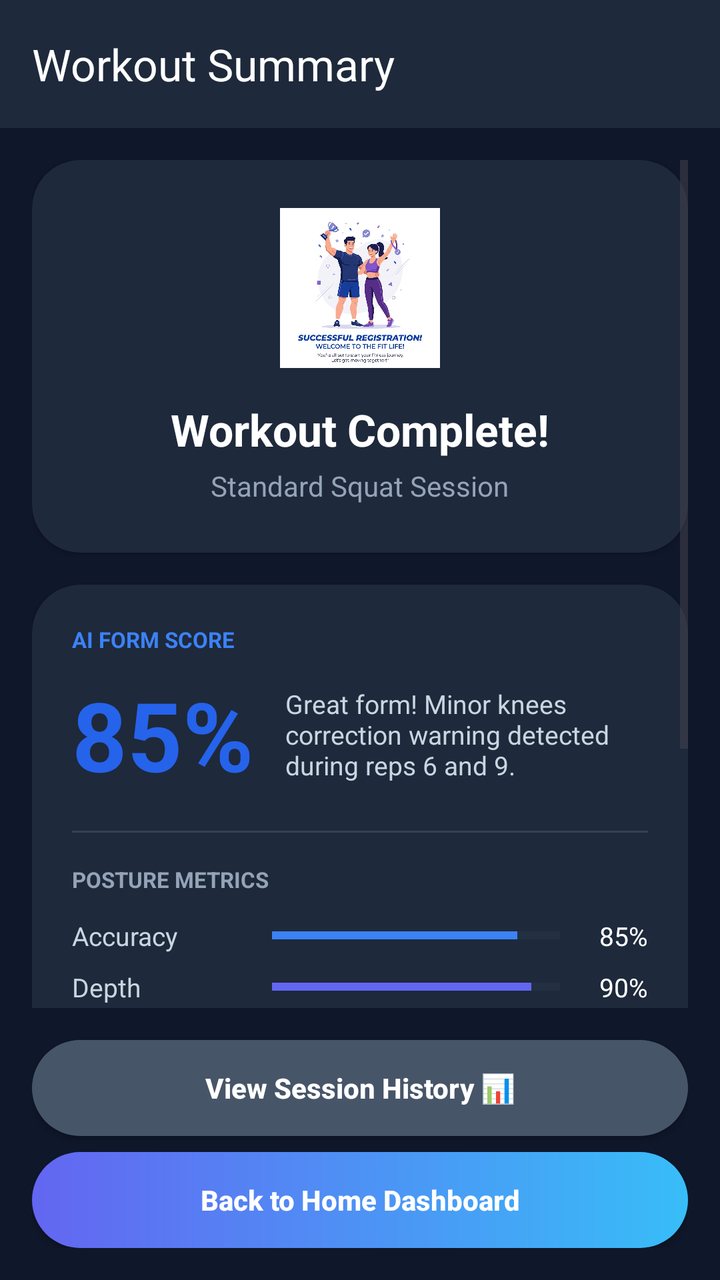
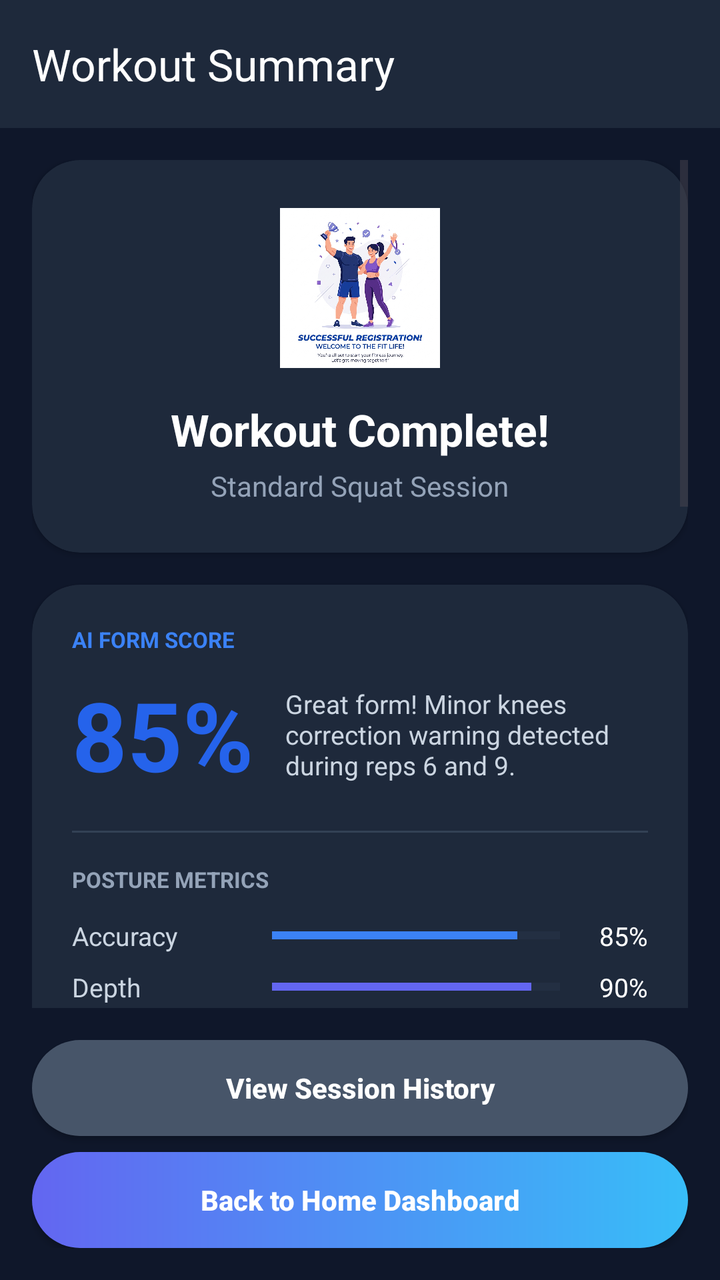

Before-and-after screenshots of an Android layout around one commit, followed by the original layout XML and the change that was made.
<!-- AndroidManifest.xml: application theme Theme.FitnessApp -->
<!-- res/layout/activity_workout_summary.xml -->
<?xml version="1.0" encoding="utf-8"?>
<androidx.constraintlayout.widget.ConstraintLayout xmlns:android="http://schemas.android.com/apk/res/android"
    xmlns:app="http://schemas.android.com/apk/res-auto"
    xmlns:tools="http://schemas.android.com/tools"
    android:layout_width="match_parent"
    android:layout_height="match_parent"
    android:background="#0F172A"
    tools:context=".activities.WorkoutSummaryActivity">

    
    <androidx.appcompat.widget.Toolbar
        android:id="@+id/toolbar"
        android:layout_width="match_parent"
        android:layout_height="?attr/actionBarSize"
        android:background="#1E293B"
        app:title="Workout Summary"
        app:titleTextColor="#FFFFFF"
        app:layout_constraintTop_toTopOf="parent" />

    <ScrollView
        android:layout_width="match_parent"
        android:layout_height="0dp"
        android:fillViewport="true"
        android:padding="16dp"
        app:layout_constraintTop_toBottomOf="@id/toolbar"
        app:layout_constraintBottom_toTopOf="@id/llSummaryActions">

        <LinearLayout
            android:layout_width="match_parent"
            android:layout_height="wrap_content"
            android:orientation="vertical">

            
            <androidx.cardview.widget.CardView
                android:layout_width="match_parent"
                android:layout_height="wrap_content"
                android:layout_marginBottom="16dp"
                app:cardBackgroundColor="#1E293B"
                app:cardCornerRadius="24dp"
                app:cardElevation="2dp">

                <LinearLayout
                    android:layout_width="match_parent"
                    android:layout_height="wrap_content"
                    android:gravity="center"
                    android:orientation="vertical"
                    android:padding="24dp">

                    <ImageView
                        android:layout_width="80dp"
                        android:layout_height="80dp"
                        android:src="@drawable/success_illustration" />

                    <TextView
                        android:layout_width="wrap_content"
                        android:layout_height="wrap_content"
                        android:layout_marginTop="16dp"
                        android:text="Workout Complete!"
                        android:textColor="#FFFFFF"
                        android:textSize="22sp"
                        android:textStyle="bold" />

                    <TextView
                        android:id="@+id/tvExerciseName"
                        android:layout_width="wrap_content"
                        android:layout_height="wrap_content"
                        android:layout_marginTop="4dp"
                        android:text="Standard Squat Session"
                        android:textColor="#94A3B8"
                        android:textSize="14sp" />
                </LinearLayout>
            </androidx.cardview.widget.CardView>

            
            <androidx.cardview.widget.CardView
                android:layout_width="match_parent"
                android:layout_height="wrap_content"
                android:layout_marginBottom="16dp"
                app:cardBackgroundColor="#1E293B"
                app:cardCornerRadius="24dp"
                app:cardElevation="2dp">

                <LinearLayout
                    android:layout_width="match_parent"
                    android:layout_height="wrap_content"
                    android:orientation="vertical"
                    android:padding="20dp">

                    <TextView
                        android:layout_width="wrap_content"
                        android:layout_height="wrap_content"
                        android:text="AI FORM SCORE"
                        android:textColor="#3B82F6"
                        android:textSize="11sp"
                        android:textStyle="bold" />

                    <LinearLayout
                        android:layout_width="match_parent"
                        android:layout_height="wrap_content"
                        android:orientation="horizontal"
                        android:gravity="center_vertical"
                        android:layout_marginTop="8dp">

                        <TextView
                            android:id="@+id/tvFormScore"
                            android:layout_width="wrap_content"
                            android:layout_height="wrap_content"
                            android:text="85%"
                            android:textColor="#2563EB"
                            android:textSize="48sp"
                            android:textStyle="bold" />

                        <TextView
                            android:id="@+id/tvFormFeedback"
                            android:layout_width="0dp"
                            android:layout_height="wrap_content"
                            android:layout_weight="1"
                            android:layout_marginStart="16dp"
                            android:text="Great form! Minor knees correction warning detected during reps 6 and 9."
                            android:textColor="#CBD5E1"
                            android:textSize="13sp" />
                    </LinearLayout>

                    <View
                        android:layout_width="match_parent"
                        android:layout_height="1dp"
                        android:background="#334155"
                        android:layout_marginVertical="16dp" />

                    
                    <TextView
                        android:layout_width="wrap_content"
                        android:layout_height="wrap_content"
                        android:text="POSTURE METRICS"
                        android:textColor="#94A3B8"
                        android:textSize="11sp"
                        android:textStyle="bold"
                        android:layout_marginBottom="12dp" />

                    
                    <LinearLayout
                        android:layout_width="match_parent"
                        android:layout_height="wrap_content"
                        android:orientation="horizontal"
                        android:gravity="center_vertical"
                        android:layout_marginBottom="8dp">
                        <TextView android:layout_width="100dp" android:layout_height="wrap_content" android:text="Accuracy" android:textColor="#CBD5E1" android:textSize="13sp" />
                        <ProgressBar android:id="@+id/pbAccuracy" style="?android:attr/progressBarStyleHorizontal" android:layout_width="0dp" android:layout_height="6dp" android:layout_weight="1" android:progress="85" android:progressTint="#3B82F6" android:progressBackgroundTint="#334155" />
                        <TextView android:id="@+id/tvAccuracy" android:layout_width="44dp" android:layout_height="wrap_content" android:text="85%" android:textColor="#FFFFFF" android:textSize="13sp" android:gravity="end" />
                    </LinearLayout>

                    
                    <LinearLayout
                        android:layout_width="match_parent"
                        android:layout_height="wrap_content"
                        android:orientation="horizontal"
                        android:gravity="center_vertical"
                        android:layout_marginBottom="8dp">
                        <TextView android:layout_width="100dp" android:layout_height="wrap_content" android:text="Depth" android:textColor="#CBD5E1" android:textSize="13sp" />
                        <ProgressBar android:id="@+id/pbDepth" style="?android:attr/progressBarStyleHorizontal" android:layout_width="0dp" android:layout_height="6dp" android:layout_weight="1" android:progress="90" android:progressTint="#6366F1" android:progressBackgroundTint="#334155" />
                        <TextView android:id="@+id/tvDepth" android:layout_width="44dp" android:layout_height="wrap_content" android:text="90%" android:textColor="#FFFFFF" android:textSize="13sp" android:gravity="end" />
                    </LinearLayout>

                    
                    <LinearLayout
                        android:layout_width="match_parent"
                        android:layout_height="wrap_content"
                        android:orientation="horizontal"
                        android:gravity="center_vertical"
                        android:layout_marginBottom="8dp">
                        <TextView android:layout_width="100dp" android:layout_height="wrap_content" android:text="Balance" android:textColor="#CBD5E1" android:textSize="13sp" />
                        <ProgressBar android:id="@+id/pbBalance" style="?android:attr/progressBarStyleHorizontal" android:layout_width="0dp" android:layout_height="6dp" android:layout_weight="1" android:progress="95" android:progressTint="#2563EB" android:progressBackgroundTint="#334155" />
                        <TextView android:id="@+id/tvBalance" android:layout_width="44dp" android:layout_height="wrap_content" android:text="95%" android:textColor="#FFFFFF" android:textSize="13sp" android:gravity="end" />
                    </LinearLayout>

                    
                    <LinearLayout
                        android:layout_width="match_parent"
                        android:layout_height="wrap_content"
                        android:orientation="horizontal"
                        android:gravity="center_vertical"
                        android:layout_marginBottom="8dp">
                        <TextView android:layout_width="100dp" android:layout_height="wrap_content" android:text="Stability" android:textColor="#CBD5E1" android:textSize="13sp" />
                        <ProgressBar android:id="@+id/pbStability" style="?android:attr/progressBarStyleHorizontal" android:layout_width="0dp" android:layout_height="6dp" android:layout_weight="1" android:progress="94" android:progressTint="#EAB308" android:progressBackgroundTint="#334155" />
                        <TextView android:id="@+id/tvStability" android:layout_width="44dp" android:layout_height="wrap_content" android:text="94%" android:textColor="#FFFFFF" android:textSize="13sp" android:gravity="end" />
                    </LinearLayout>

                    
                    <LinearLayout
                        android:layout_width="match_parent"
                        android:layout_height="wrap_content"
                        android:orientation="horizontal"
                        android:gravity="center_vertical">
                        <TextView android:layout_width="100dp" android:layout_height="wrap_content" android:text="Posture" android:textColor="#CBD5E1" android:textSize="13sp" />
                        <ProgressBar android:id="@+id/pbPosture" style="?android:attr/progressBarStyleHorizontal" android:layout_width="0dp" android:layout_height="6dp" android:layout_weight="1" android:progress="80" android:progressTint="#EC4899" android:progressBackgroundTint="#334155" />
                        <TextView android:id="@+id/tvPosture" android:layout_width="44dp" android:layout_height="wrap_content" android:text="80%" android:textColor="#FFFFFF" android:textSize="13sp" android:gravity="end" />
                    </LinearLayout>

                </LinearLayout>
            </androidx.cardview.widget.CardView>

            
            <androidx.cardview.widget.CardView
                android:layout_width="match_parent"
                android:layout_height="wrap_content"
                android:layout_marginBottom="16dp"
                app:cardBackgroundColor="#1E293B"
                app:cardCornerRadius="24dp"
                app:cardElevation="2dp">

                <LinearLayout
                    android:layout_width="match_parent"
                    android:layout_height="wrap_content"
                    android:orientation="vertical"
                    android:padding="20dp">

                    <TextView
                        android:layout_width="wrap_content"
                        android:layout_height="wrap_content"
                        android:text="SESSION STATS"
                        android:textColor="#3B82F6"
                        android:textSize="11sp"
                        android:textStyle="bold"
                        android:layout_marginBottom="16dp" />

                    <androidx.gridlayout.widget.GridLayout
                        android:layout_width="match_parent"
                        android:layout_height="wrap_content"
                        app:columnCount="2"
                        app:rowCount="2"
                        android:alignmentMode="alignMargins"
                        android:columnOrderPreserved="false">

                        
                        <LinearLayout
                            android:layout_width="0dp"
                            android:layout_height="wrap_content"
                            app:layout_columnWeight="1"
                            android:orientation="vertical"
                            android:layout_marginBottom="12dp"
                            android:layout_marginEnd="8dp">
                            <TextView android:layout_width="wrap_content" android:layout_height="wrap_content" android:text="TOTAL REPS" android:textColor="#94A3B8" android:textSize="10sp" android:textStyle="bold" />
                            <TextView android:id="@+id/tvTotalReps" android:layout_width="wrap_content" android:layout_height="wrap_content" android:text="45 Reps" android:textColor="#FFFFFF" android:textSize="16sp" android:textStyle="bold" android:layout_marginTop="2dp" />
                        </LinearLayout>

                        
                        <LinearLayout
                            android:layout_width="0dp"
                            android:layout_height="wrap_content"
                            app:layout_columnWeight="1"
                            android:orientation="vertical"
                            android:layout_marginBottom="12dp"
                            android:layout_marginStart="8dp">
                            <TextView android:layout_width="wrap_content" android:layout_height="wrap_content" android:text="SETS COMPLETED" android:textColor="#94A3B8" android:textSize="10sp" android:textStyle="bold" />
                            <TextView android:id="@+id/tvTotalSets" android:layout_width="wrap_content" android:layout_height="wrap_content" android:text="3 Sets" android:textColor="#FFFFFF" android:textSize="16sp" android:textStyle="bold" android:layout_marginTop="2dp" />
                        </LinearLayout>

                        
                        <LinearLayout
                            android:layout_width="0dp"
                            android:layout_height="wrap_content"
                            app:layout_columnWeight="1"
                            android:orientation="vertical"
                            android:layout_marginEnd="8dp">
                            <TextView android:layout_width="wrap_content" android:layout_height="wrap_content" android:text="DURATION" android:textColor="#94A3B8" android:textSize="10sp" android:textStyle="bold" />
                            <TextView android:id="@+id/tvDuration" android:layout_width="wrap_content" android:layout_height="wrap_content" android:text="2m 45s" android:textColor="#FFFFFF" android:textSize="16sp" android:textStyle="bold" android:layout_marginTop="2dp" />
                        </LinearLayout>

                        
                        <LinearLayout
                            android:layout_width="0dp"
                            android:layout_height="wrap_content"
                            app:layout_columnWeight="1"
                            android:orientation="vertical"
                            android:layout_marginStart="8dp">
                            <TextView android:layout_width="wrap_content" android:layout_height="wrap_content" android:text="EST. CALORIES" android:textColor="#94A3B8" android:textSize="10sp" android:textStyle="bold" />
                            <TextView android:id="@+id/tvCalories" android:layout_width="wrap_content" android:layout_height="wrap_content" android:text="48 kcal" android:textColor="#2563EB" android:textSize="16sp" android:textStyle="bold" android:layout_marginTop="2dp" />
                        </LinearLayout>

                    </androidx.gridlayout.widget.GridLayout>
                </LinearLayout>
            </androidx.cardview.widget.CardView>

        </LinearLayout>
    </ScrollView>

    <LinearLayout
        android:id="@+id/llSummaryActions"
        android:layout_width="match_parent"
        android:layout_height="wrap_content"
        android:orientation="vertical"
        android:layout_margin="16dp"
        app:layout_constraintBottom_toBottomOf="parent">

        <androidx.appcompat.widget.AppCompatButton
            android:id="@+id/btnViewHistory"
            android:layout_width="match_parent"
            android:layout_height="48dp"
            android:background="@drawable/bg_button_gradient"
            android:backgroundTint="#475569"
            android:text="View Session History 📊"
            android:textColor="#FFFFFF"
            android:textSize="14sp"
            android:textStyle="bold"
            android:textAllCaps="false"
            android:layout_marginBottom="8dp" />

        <androidx.appcompat.widget.AppCompatButton
            android:id="@+id/btnDone"
            android:layout_width="match_parent"
            android:layout_height="48dp"
            android:background="@drawable/bg_button_gradient"
            android:text="Back to Home Dashboard"
            android:textColor="#FFFFFF"
            android:textSize="14sp"
            android:textStyle="bold"
            android:textAllCaps="false" />
    </LinearLayout>

</androidx.constraintlayout.widget.ConstraintLayout>
<!-- resources referenced by this layout -->
<resources>
  <!-- drawable bg_button_gradient (drawable) -->
  <?xml version="1.0" encoding="utf-8"?>
  <shape xmlns:android="http://schemas.android.com/apk/res/android"
      android:shape="rectangle">
      <gradient
          android:angle="0"
          android:startColor="#6366F1"
          android:endColor="#38BDF8"
          android:type="linear" />
      <corners android:radius="24dp" />
  </shape>
  <!-- drawable success_illustration: png bitmap (drawable, 396366 bytes) -->
  <style name="Theme.FitnessApp" parent="Theme.Material3.DayNight.NoActionBar">
          
          <item name="colorPrimary">@color/primary</item>
          <item name="colorPrimaryVariant">@color/primary_variant</item>
          <item name="colorSecondary">@color/secondary</item>
          <item name="android:statusBarColor">?attr/colorSurface</item>
          <item name="android:windowLightStatusBar">true</item>
          <item name="android:windowBackground">@color/background_color</item>
          <item name="colorSurface">@color/white</item>
          <item name="colorOnSurface">@color/black</item>
          <item name="colorOnBackground">@color/black</item>
      </style>
  <color name="primary">#6366F1</color>
  <color name="primary_variant">#4F46E5</color>
  <color name="secondary">#38BDF8</color>
  <color name="background_color">#F8FAFC</color>
  <color name="white">#FFFFFF</color>
  <color name="black">#0F172A</color>
</resources>

<!-- the commit's change to res/layout/activity_workout_summary.xml (unified diff, before → after) -->
@@ -227,7 +227,7 @@
                         android:layout_width="match_parent"
                         android:layout_height="wrap_content"
                         app:columnCount="2"
-                        app:rowCount="2"
+                        app:rowCount="4"
                         android:alignmentMode="alignMargins"
                         android:columnOrderPreserved="false">
 
@@ -261,6 +261,7 @@
                             android:layout_height="wrap_content"
                             app:layout_columnWeight="1"
                             android:orientation="vertical"
+                            android:layout_marginBottom="12dp"
                             android:layout_marginEnd="8dp">
                             <TextView android:layout_width="wrap_content" android:layout_height="wrap_content" android:text="DURATION" android:textColor="#94A3B8" android:textSize="10sp" android:textStyle="bold" />
                             <TextView android:id="@+id/tvDuration" android:layout_width="wrap_content" android:layout_height="wrap_content" android:text="2m 45s" android:textColor="#FFFFFF" android:textSize="16sp" android:textStyle="bold" android:layout_marginTop="2dp" />
@@ -272,12 +273,215 @@
                             android:layout_height="wrap_content"
                             app:layout_columnWeight="1"
                             android:orientation="vertical"
+                            android:layout_marginBottom="12dp"
                             android:layout_marginStart="8dp">
-                            <TextView android:layout_width="wrap_content" android:layout_height="wrap_content" android:text="EST. CALORIES" android:textColor="#94A3B8" android:textSize="10sp" android:textStyle="bold" />
+                            <TextView android:layout_width="wrap_content" android:layout_height="wrap_content" android:text="EST. CALORIES BURNED" android:textColor="#94A3B8" android:textSize="10sp" android:textStyle="bold" />
                             <TextView android:id="@+id/tvCalories" android:layout_width="wrap_content" android:layout_height="wrap_content" android:text="48 kcal" android:textColor="#2563EB" android:textSize="16sp" android:textStyle="bold" android:layout_marginTop="2dp" />
                         </LinearLayout>
 
+                        
+                        <LinearLayout
+                            android:layout_width="0dp"
+                            android:layout_height="wrap_content"
+                            app:layout_columnWeight="1"
+                            android:orientation="vertical"
+                            android:layout_marginBottom="12dp"
+                            android:layout_marginEnd="8dp">
+                            <TextView android:layout_width="wrap_content" android:layout_height="wrap_content" android:text="WORKOUT COMPLETION" android:textColor="#94A3B8" android:textSize="10sp" android:textStyle="bold" />
+                            <TextView android:id="@+id/tvCompletionRate" android:layout_width="wrap_content" android:layout_height="wrap_content" android:text="100%" android:textColor="#10B981" android:textSize="16sp" android:textStyle="bold" android:layout_marginTop="2dp" />
+                        </LinearLayout>
+
+                        
+                        <LinearLayout
+                            android:layout_width="0dp"
+                            android:layout_height="wrap_content"
+                            app:layout_columnWeight="1"
+                            android:orientation="vertical"
+                            android:layout_marginBottom="12dp"
+                            android:layout_marginStart="8dp">
+                            <TextView android:layout_width="wrap_content" android:layout_height="wrap_content" android:text="HEART RATE" android:textColor="#94A3B8" android:textSize="10sp" android:textStyle="bold" />
+                            <TextView android:id="@+id/tvHeartRate" android:layout_width="wrap_content" android:layout_height="wrap_content" android:text="Not available" android:textColor="#CBD5E1" android:textSize="14sp" android:textStyle="bold" android:layout_marginTop="2dp" />
+                        </LinearLayout>
+
+                        
+                        <LinearLayout
+                            android:layout_width="0dp"
+                            android:layout_height="wrap_content"
+                            app:layout_columnWeight="1"
+                            android:orientation="vertical"
+                            android:layout_marginStart="0dp">
+                            <TextView android:layout_width="wrap_content" android:layout_height="wrap_content" android:text="STEPS / DISTANCE" android:textColor="#94A3B8" android:textSize="10sp" android:textStyle="bold" />
+                            <TextView android:id="@+id/tvStepsDistance" android:layout_width="wrap_content" android:layout_height="wrap_content" android:text="Not applicable" android:textColor="#CBD5E1" android:textSize="14sp" android:textStyle="bold" android:layout_marginTop="2dp" />
+                        </LinearLayout>
+
                     </androidx.gridlayout.widget.GridLayout>
+                </LinearLayout>
+            </androidx.cardview.widget.CardView>
+
+            
+            <androidx.cardview.widget.CardView
+                android:id="@+id/cardExerciseBreakdown"
+                android:layout_width="match_parent"
+                android:layout_height="wrap_content"
+                android:layout_marginBottom="16dp"
+                app:cardBackgroundColor="#1E293B"
+                app:cardCornerRadius="24dp"
+                app:cardElevation="2dp">
+
+                <LinearLayout
+                    android:layout_width="match_parent"
+                    android:layout_height="wrap_content"
+                    android:orientation="vertical"
+                    android:padding="20dp">
+
+                    <TextView
+                        android:layout_width="wrap_content"
+                        android:layout_height="wrap_content"
+                        android:text="EXERCISE-BY-EXERCISE REPORT"
+                        android:textColor="#3B82F6"
+                        android:textSize="11sp"
+                        android:textStyle="bold"
+                        android:layout_marginBottom="12dp" />
+
+                    <androidx.recyclerview.widget.RecyclerView
+                        android:id="@+id/rvExerciseBreakdown"
+                        android:layout_width="match_parent"
+                        android:layout_height="wrap_content"
+                        android:nestedScrollingEnabled="false" />
+                </LinearLayout>
+            </androidx.cardview.widget.CardView>
+
+            
+            <androidx.cardview.widget.CardView
+                android:layout_width="match_parent"
+                android:layout_height="wrap_content"
+                android:layout_marginBottom="16dp"
+                app:cardBackgroundColor="#1E293B"
+                app:cardCornerRadius="24dp"
+                app:cardElevation="2dp">
+
+                <LinearLayout
+                    android:layout_width="match_parent"
+                    android:layout_height="wrap_content"
+                    android:orientation="vertical"
+                    android:padding="20dp">
+
+                    <TextView
+                        android:layout_width="wrap_content"
+                        android:layout_height="wrap_content"
+                        android:text="HOW DID THIS SESSION FEEL?"
+                        android:textColor="#3B82F6"
+                        android:textSize="11sp"
+                        android:textStyle="bold"
+                        android:layout_marginBottom="8dp" />
+
+                    <com.google.android.material.chip.ChipGroup
+                        android:id="@+id/cgRpe"
+                        android:layout_width="match_parent"
+                        android:layout_height="wrap_content"
+                        app:singleSelection="true">
+
+                        <com.google.android.material.chip.Chip
+                            android:id="@+id/chipEasy"
+                            style="@style/Widget.MaterialComponents.Chip.Choice"
+                            android:layout_width="wrap_content"
+                            android:layout_height="wrap_content"
+                            android:text="Easy" />
+
+                        <com.google.android.material.chip.Chip
+                            android:id="@+id/chipModerate"
+                            style="@style/Widget.MaterialComponents.Chip.Choice"
+                            android:layout_width="wrap_content"
+                            android:layout_height="wrap_content"
+                            android:checked="true"
+                            android:text="Moderate" />
+
+                        <com.google.android.material.chip.Chip
+                            android:id="@+id/chipDifficult"
+                            style="@style/Widget.MaterialComponents.Chip.Choice"
+                            android:layout_width="wrap_content"
+                            android:layout_height="wrap_content"
+                            android:text="Difficult" />
+
+                        <com.google.android.material.chip.Chip
+                            android:id="@+id/chipVeryDifficult"
+                            style="@style/Widget.MaterialComponents.Chip.Choice"
+                            android:layout_width="wrap_content"
+                            android:layout_height="wrap_content"
+                            android:text="Very Difficult" />
+                    </com.google.android.material.chip.ChipGroup>
+                </LinearLayout>
+            </androidx.cardview.widget.CardView>
+
+            
+            <androidx.cardview.widget.CardView
+                android:layout_width="match_parent"
+                android:layout_height="wrap_content"
+                android:layout_marginBottom="16dp"
+                app:cardBackgroundColor="#1E293B"
+                app:cardCornerRadius="24dp"
+                app:cardElevation="2dp">
+
+                <LinearLayout
+                    android:layout_width="match_parent"
+                    android:layout_height="wrap_content"
+                    android:orientation="vertical"
+                    android:padding="20dp">
+
+                    <TextView
+                        android:id="@+id/tvAiAnalysisTitle"
+                        android:layout_width="wrap_content"
+                        android:layout_height="wrap_content"
+                        android:text="AI PERFORMANCE ANALYSIS"
+                        android:textColor="#3B82F6"
+                        android:textSize="11sp"
+                        android:textStyle="bold"
+                        android:layout_marginBottom="8dp" />
+
+                    <TextView
+                        android:id="@+id/tvAiAnalysisBody"
+                        android:layout_width="match_parent"
+                        android:layout_height="wrap_content"
+                        android:text="Evaluating workout metrics..."
+                        android:textColor="#E2E8F0"
+                        android:textSize="13sp"
+                        android:lineSpacingExtra="3dp" />
+                </LinearLayout>
+            </androidx.cardview.widget.CardView>
+
+            
+            <androidx.cardview.widget.CardView
+                android:layout_width="match_parent"
+                android:layout_height="wrap_content"
+                android:layout_marginBottom="16dp"
+                app:cardBackgroundColor="#1E293B"
+                app:cardCornerRadius="24dp"
+                app:cardElevation="2dp">
+
+                <LinearLayout
+                    android:layout_width="match_parent"
+                    android:layout_height="wrap_content"
+                    android:orientation="vertical"
+                    android:padding="20dp">
+
+                    <TextView
+                        android:id="@+id/tvAiRecommendationTitle"
+                        android:layout_width="wrap_content"
+                        android:layout_height="wrap_content"
+                        android:text="AI PERSONALIZED RECOMMENDATIONS"
+                        android:textColor="#3B82F6"
+                        android:textSize="11sp"
+                        android:textStyle="bold"
+                        android:layout_marginBottom="8dp" />
+
+                    <TextView
+                        android:id="@+id/tvAiRecommendationBody"
+                        android:layout_width="match_parent"
+                        android:layout_height="wrap_content"
+                        android:text="Generating recommendations..."
+                        android:textColor="#E2E8F0"
+                        android:textSize="13sp"
+                        android:lineSpacingExtra="3dp" />
                 </LinearLayout>
             </androidx.cardview.widget.CardView>
 
@@ -298,7 +502,7 @@
             android:layout_height="48dp"
             android:background="@drawable/bg_button_gradient"
             android:backgroundTint="#475569"
-            android:text="View Session History 📊"
+            android:text="View Session History"
             android:textColor="#FFFFFF"
             android:textSize="14sp"
             android:textStyle="bold"
<!-- resource entries referenced after the edit -->
@@ -27,7 +27,7 @@
   <color name="primary">#6366F1</color>
   <color name="primary_variant">#4F46E5</color>
   <color name="secondary">#38BDF8</color>
-  <color name="background_color">#F8FAFC</color>
+  <color name="background_color">#FAF9F5</color>
   <color name="white">#FFFFFF</color>
   <color name="black">#0F172A</color>
 </resources>
